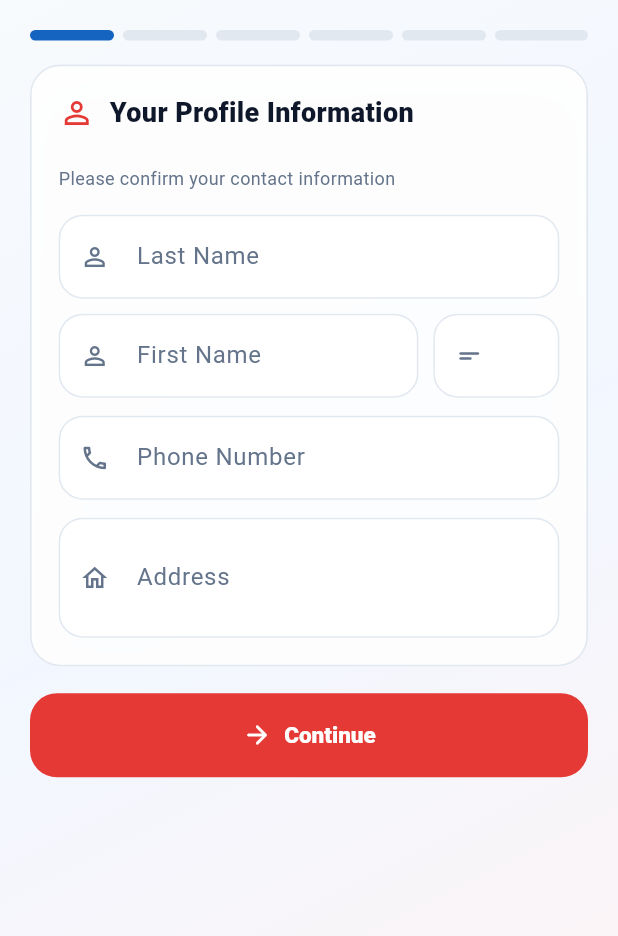
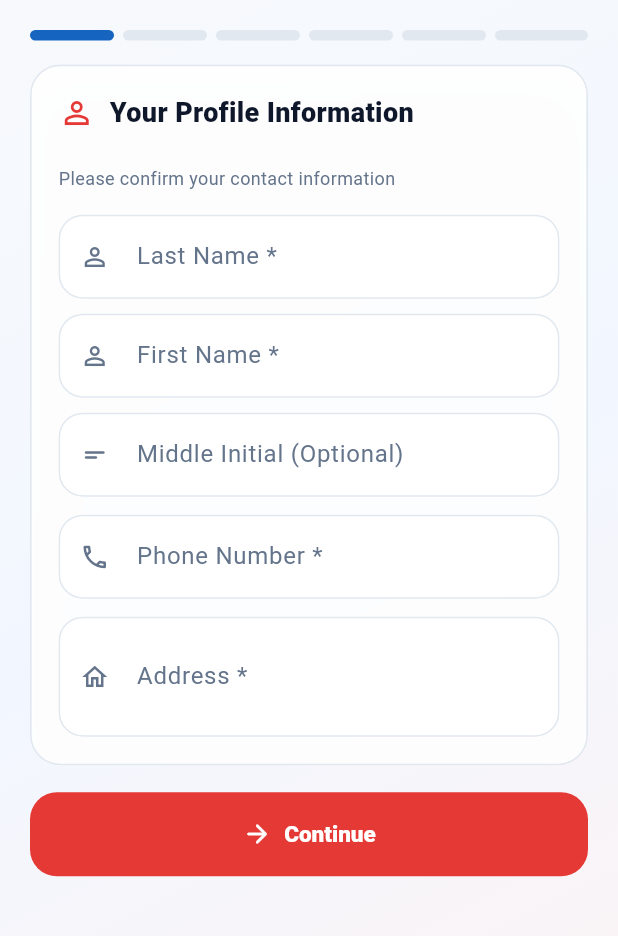
Before and after one commit to Tanishacabal/rescue35, a Flutter app: the CitizenDashboard screen opened directly, scrolled down 112 dp, after a tap on "Request Transport", on a phone screen of 412 x 824 dp, the part 84-1020 px from its top. Run offline on Flutter 3.47's test engine with Material 3 defaults, Android fonts, the light colour scheme and no system bars; our stand-ins replace cloud_firestore, file_picker, firebase_auth, firebase_core, firebase_messaging, flutter_local_notifications and 6 more; missing offline and left inert: google_mlkit_text_recognition; accounts and stored records are empty.

Commit message:
restore 10

```diff
--- a/lib/screens/citizen/citizen_dashboard.dart
+++ b/lib/screens/citizen/citizen_dashboard.dart
@@ -41,13 +41,14 @@ class _CitizenDashboardState extends State<CitizenDashboard> {
     return Scaffold(
       extendBody: true,
       body: Container(
-        decoration: BoxDecoration(
+        decoration: const BoxDecoration(
           gradient: LinearGradient(
-            begin: Alignment.topCenter,
-            end: Alignment.bottomCenter,
+            begin: Alignment.topLeft,
+            end: Alignment.bottomRight,
             colors: [
-              AppColors.primary.withValues(alpha: 0.08),
-              Colors.white,
+              Color(0xFFF8FAFC),
+              Color(0xFFF2F7FF),
+              Color(0xFFFDF3F3),
             ],
           ),
         ),
--- a/lib/screens/citizen/request_form_screen.dart
+++ b/lib/screens/citizen/request_form_screen.dart
@@ -1069,10 +1069,11 @@ class _RequestFormScreenState extends State<RequestFormScreen> {
           _gap(),
           _field(
             _notesCtrl,
-            'Additional Notes (Optional)',
+            'Additional Notes',
             Icons.note_alt_outlined,
             maxLines: 2,
             inputFormatters: [LengthLimitingTextInputFormatter(500)],
+            required: false,
             validator: (v) {
               final text = (v ?? '').trim();
               if (text.isEmpty) return null;
@@ -1185,11 +1186,7 @@ class _RequestFormScreenState extends State<RequestFormScreen> {
           validator: (v) => validateName(v, label: 'Last name'),
         ),
         const SizedBox(height: 10),
-        Row(
-          crossAxisAlignment: CrossAxisAlignment.start,
-          children: [
-            Expanded(
-              child: _field(
+        _field(
           firstCtrl,
           'First Name',
           Icons.person_outline,
@@ -1200,23 +1197,18 @@ class _RequestFormScreenState extends State<RequestFormScreen> {
           ],
           validator: (v) => validateName(v, label: 'First name'),
         ),
-            ),
-            const SizedBox(width: 10),
-            SizedBox(
-              width: 84,
-              child: _field(
+        const SizedBox(height: 10),
+        _field(
           miCtrl,
-                'M.I.',
+          'Middle Initial',
           Icons.short_text_rounded,
           textCapitalization: TextCapitalization.characters,
           inputFormatters: [
             _UpperCaseTextFormatter(),
             LengthLimitingTextInputFormatter(1),
           ],
+          required: false,
           validator: validateMiddleInitial,
-              ),
-            ),
-          ],
         ),
       ],
     );
@@ -1231,6 +1223,7 @@ class _RequestFormScreenState extends State<RequestFormScreen> {
     TextInputType inputType = TextInputType.text,
     TextCapitalization textCapitalization = TextCapitalization.none,
     List<TextInputFormatter>? inputFormatters,
+    bool required = true,
     String? Function(String?)? validator,
   }) {
     return TextFormField(
@@ -1239,7 +1232,12 @@ class _RequestFormScreenState extends State<RequestFormScreen> {
       keyboardType: inputType,
       textCapitalization: textCapitalization,
       inputFormatters: inputFormatters,
-      decoration: rescueInputDecoration(label, icon, hint: hint),
+      decoration: rescueInputDecoration(
+        label,
+        icon,
+        hint: hint,
+        required: required,
+      ),
       validator: validator,
     );
   }
--- a/lib/widgets/design_system.dart
+++ b/lib/widgets/design_system.dart
@@ -176,9 +176,9 @@ class PrimaryButton extends StatelessWidget {
 }
 
 InputDecoration rescueInputDecoration(String label, IconData icon,
-    {String? hint}) {
+    {String? hint, bool required = true}) {
   return InputDecoration(
-    labelText: label,
+    labelText: required ? '$label *' : '$label (Optional)',
     hintText: hint,
     prefixIcon: Icon(icon, color: AppColors.textGray, size: 20),
     filled: true,
@@ -200,6 +200,10 @@ InputDecoration rescueInputDecoration(String label, IconData icon,
     errorBorder: OutlineInputBorder(
       borderRadius: BorderRadius.circular(16),
       borderSide: const BorderSide(color: AppColors.primary, width: 1.4),
+    ),
+    focusedErrorBorder: OutlineInputBorder(
+      borderRadius: BorderRadius.circular(16),
+      borderSide: const BorderSide(color: AppColors.primary, width: 1.8),
     ),
   );
 }
```
Also changed, not shown: lib/screens/auth/login_screen.dart (+10 -0 lines), lib/screens/auth/register_screen.dart (+8 -21 lines), lib/screens/profile.dart (+59 -40 lines). Lines whose indentation alone changed are shown as unchanged.
